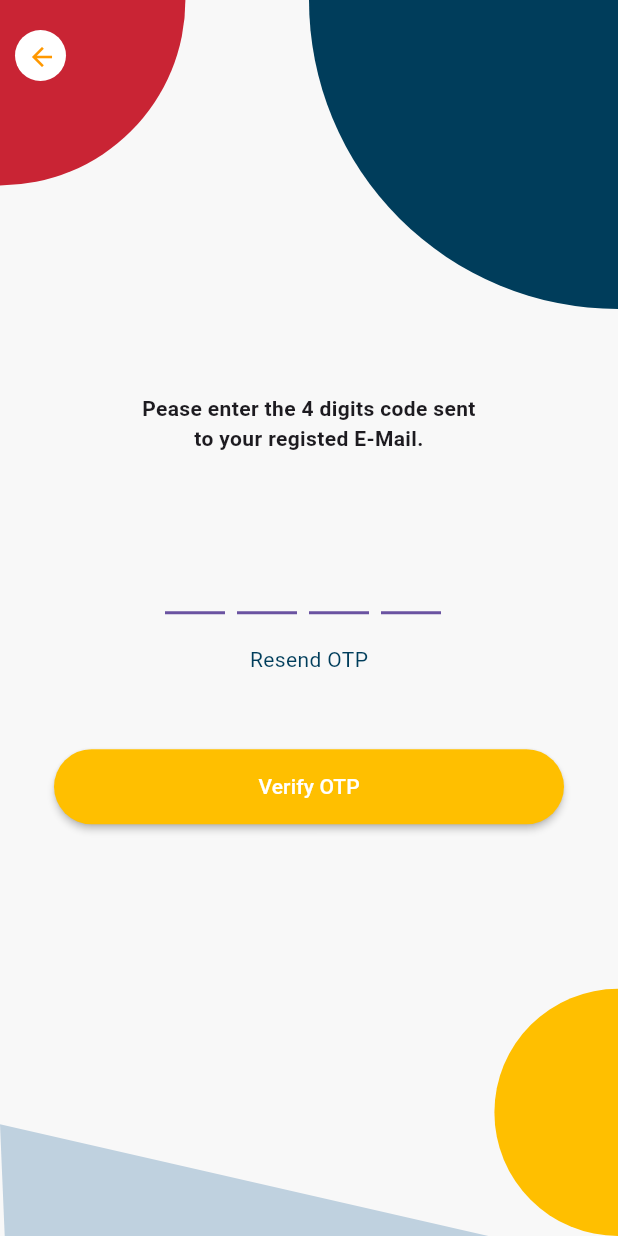
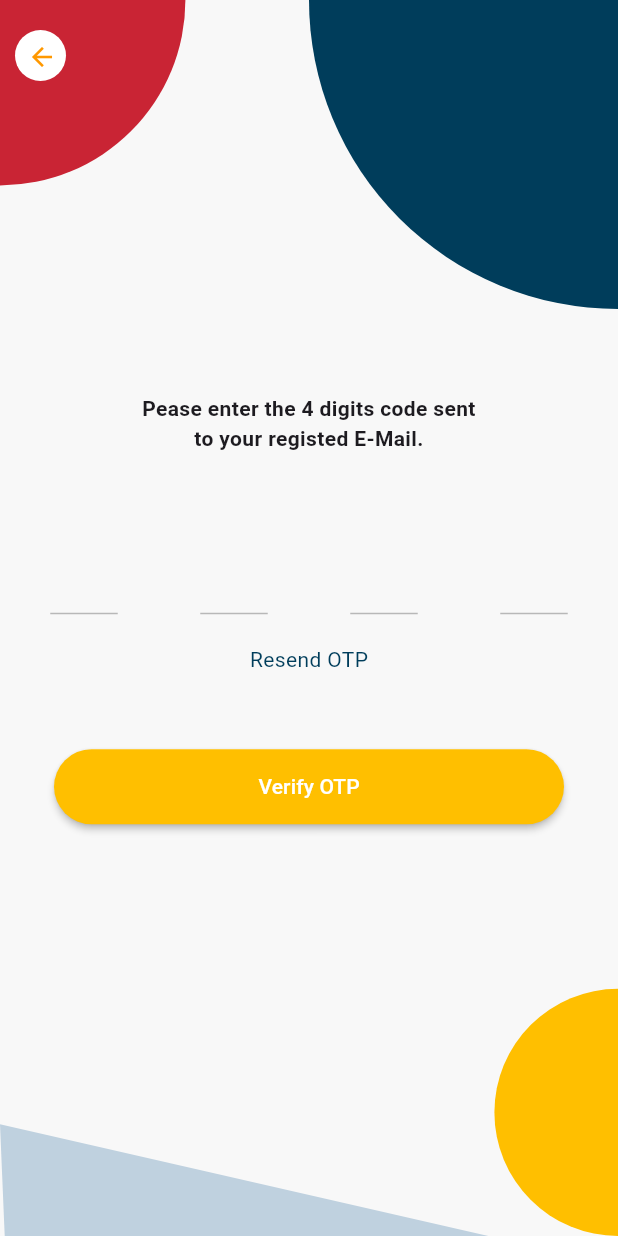
Before and after one commit to bnrAutomation/ISFA-mobile, a Flutter app: the VerificationView screen opened directly with empty values, on a phone screen of 412 x 824 dp. Run offline on Flutter 3.47's test engine with Material 2 defaults, Android fonts, the phone set to English and light mode, and no system bars; drawn by our look-alikes of flutter_otp_text_field, otp_text_field; our stand-ins replace cached_network_image, camera, connectivity_plus, device_info_plus, dropdown_search, fl_chart and 11 more; missing offline and left inert: circular_progress_bar_with_lines, flutter_cached_pdfview, month_year_picker, simple_speed_dial; accounts and stored records are empty; project files that could hold a hidden picture were left out.

Commit message:
bugs fixes

```diff
--- a/lib/module/leaves_module/leave_view.dart
+++ b/lib/module/leaves_module/leave_view.dart
@@ -259,7 +259,9 @@ class LeaveView extends StatelessWidget {
                 crossAxisAlignment: CrossAxisAlignment.start,
                 children: [
                   Text(
-                    model.leaveTypeBalance.toString(),
+                    model.leaveTypeBalance
+                        .toStringAsFixed(1)
+                        .replaceAll(".0", ""),
                     style: textTheme.headlineLarge?.copyWith(
                         color: Colors.white, fontWeight: FontWeight.bold),
                   ),
--- a/lib/module/leaves_module/model/leave_model.dart
+++ b/lib/module/leaves_module/model/leave_model.dart
@@ -105,7 +105,7 @@ class LeaveBalanceModel {
   });
 
   String leaveTypeName;
-  int leaveTypeBalance;
+  double leaveTypeBalance;
   String leaveTypeColor;
   String? leaveTypeIcon;
 
@@ -118,7 +118,7 @@ class LeaveBalanceModel {
       LeaveBalanceModel(
         leaveTypeName: json["leaveTypeName"],
         leaveTypeBalance:
-            double.tryParse(json["leaveTypeBalance"].toString())?.toInt() ?? 0,
+            double.tryParse(json["leaveTypeBalance"].toString()) ?? 0,
         leaveTypeColor: json["leaveTypeColor"] ?? "#FFFFFF",
         leaveTypeIcon: json["leaveTypeIcon"],
       );
--- a/lib/module/verification_module/verification_view.dart
+++ b/lib/module/verification_module/verification_view.dart
@@ -1,12 +1,13 @@
 import 'package:flutter/material.dart';
+import 'package:otp_text_field/otp_text_field.dart';
 import 'package:flutter_bloc/flutter_bloc.dart';
-import 'package:flutter_otp_text_field/flutter_otp_text_field.dart';
 import 'package:flutter_screenutil/flutter_screenutil.dart';
 import 'package:go_router/go_router.dart';
 import 'package:i_densfa/module/ui/background.dart';
 import 'package:i_densfa/module/verification_module/verification/verification_bloc.dart';
 import 'package:i_densfa/module/verification_module/verification_repository.dart';
 import 'package:i_densfa/routes.dart';
+import 'package:otp_text_field/style.dart';
 
 class VerificationView extends StatelessWidget {
   final String email;
@@ -63,40 +64,21 @@ class VerificationView extends StatelessWidget {
                               const SizedBox(
                                 height: 10,
                               ),
-                              OtpTextField(
-                                numberOfFields: 4,
-                                borderColor: const Color(0xFF6A53A1),
-                                focusedBorderColor: const Color(0xFF6A53A1),
-                                enabledBorderColor: const Color(0xFF6A53A1),
-                                styles: [
-                                  Theme.of(context)
-                                      .textTheme
-                                      .headlineMedium
-                                      ?.copyWith(
-                                          color: const Color(0xFF6A53A1)),
-                                  Theme.of(context)
-                                      .textTheme
-                                      .headlineMedium
-                                      ?.copyWith(
-                                          color: const Color(0xFF121212)),
-                                  Theme.of(context)
-                                      .textTheme
-                                      .headlineMedium
-                                      ?.copyWith(
-                                          color: const Color(0xFFF99BBD)),
-                                  Theme.of(context)
-                                      .textTheme
-                                      .headlineMedium
-                                      ?.copyWith(
-                                          color: const Color(0xFF115C49)),
-                                ],
-                                showFieldAsBox: false,
-                                onCodeChanged: (String code) {
+                              OTPTextField(
+                                length: 4,
+                                width: MediaQuery.of(context).size.width,
+                                textFieldAlignment:
+                                    MainAxisAlignment.spaceAround,
+                                fieldWidth: 45,
+                                fieldStyle: FieldStyle.underline,
+                                outlineBorderRadius: 15,
+                                style: const TextStyle(fontSize: 17),
+                                onChanged: (String code) {
                                   bloc.add(
                                       VerificationTextChangeEvent(code, email));
                                 },
                                 //runs when every textfield is filled
-                                onSubmit: (String verificationCode) {
+                                onCompleted: (String verificationCode) {
                                   bloc.add(VerificationTextChangeEvent(
                                       verificationCode, email));
                                 },
--- a/pubspec.yaml
+++ b/pubspec.yaml
@@ -40,7 +40,7 @@ dependencies:
   font_awesome_flutter: ^10.3.0
   google_fonts: ^4.0.0
   flutter_bloc: ^8.1.2
-  flutter_otp_text_field: ^1.1.1
+  otp_text_field: ^1.1.3
   google_nav_bar: ^5.0.6
   smooth_star_rating_null_safety: ^1.0.4+2
   flutter_svg: ^2.0.1
@@ -67,6 +67,7 @@ dependencies:
   simple_speed_dial: ^0.1.7
   webview_flutter: ^4.2.0
   flutter_html: ^0.11.1
+  flutter_cached_pdfview: ^0.4.1
 
 dev_dependencies:
   flutter_lints: ^2.0.1
```
Also changed, not shown: lib/module/web_module/web_view.dart (+12 -5 lines), pubspec.lock.
